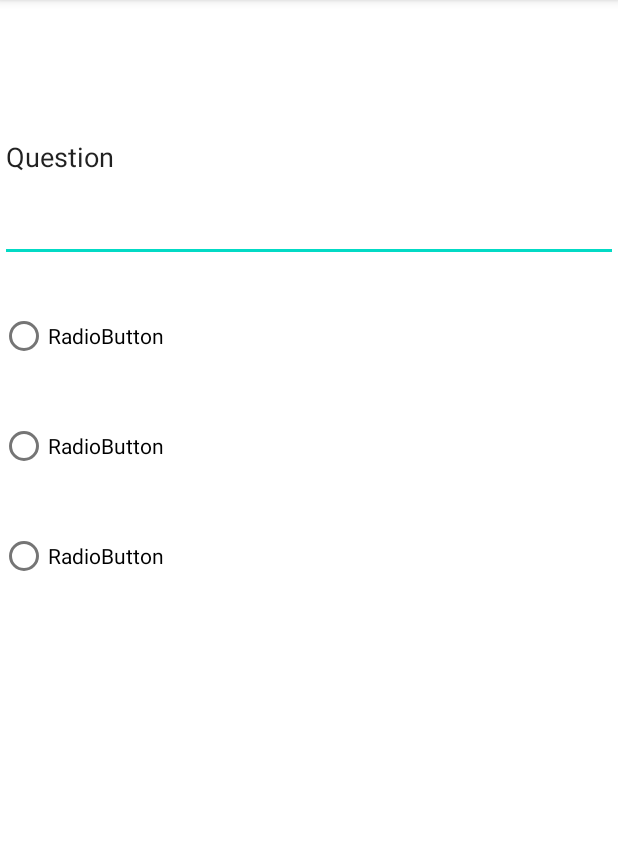
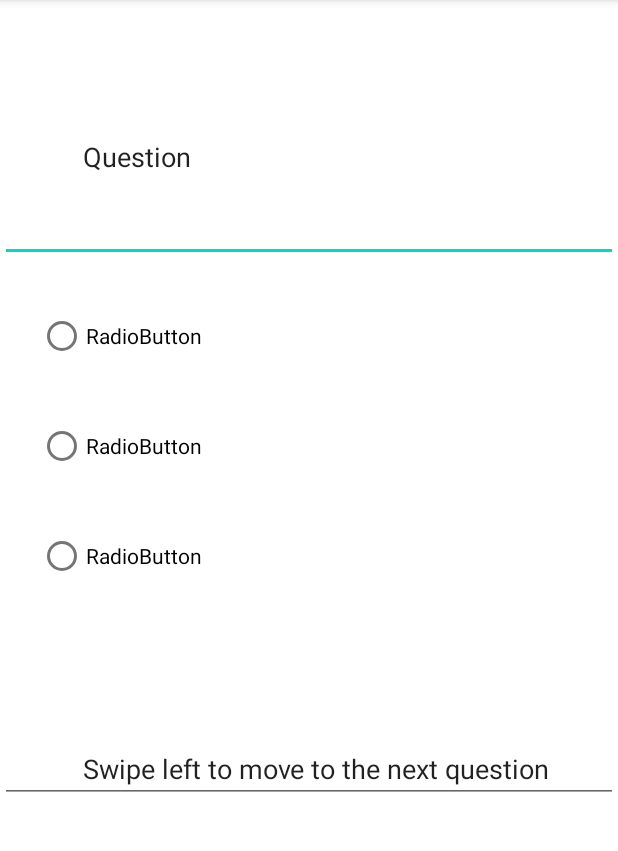
Before and after one commit to alexschepers/Project4, an Android app: the StartQuiz screen opened directly, with no data from a screen before it, on a phone screen of 412 x 824 dp, the part 84-935 px from its top. Run offline under Robolectric (Android 15) with nearby library versions, the phone set to English and light mode, and no system bars.

```diff
--- a/app/src/main/java/edu/uga/cs/project4/QuizResultsRecyclerAdapter.java
+++ b/app/src/main/java/edu/uga/cs/project4/QuizResultsRecyclerAdapter.java
@@ -49,7 +49,7 @@ public class QuizResultsRecyclerAdapter extends RecyclerView.Adapter<QuizResults
     // The position parameter indicates the position on the list of jobs list.
     @Override
     public void onBindViewHolder( CountryHolder holder, int position ) {
-        Country country = countryList.get( position );
+        Quiz country = quizList.get( position );
 
         Log.d( DEBUG_TAG, "onBindViewHolder: " + country );
 
@@ -57,8 +57,8 @@ public class QuizResultsRecyclerAdapter extends RecyclerView.Adapter<QuizResults
 
     @Override
     public int getItemCount() {
-        if( countryList != null )
-            return countryList.size();
+        if( quizList != null )
+            return quizList.size();
         else
             return 0;
     }
--- a/app/src/main/res/layout/activity_start_quiz.xml
+++ b/app/src/main/res/layout/activity_start_quiz.xml
@@ -14,12 +14,14 @@
         android:layout_marginTop="35dp"
         android:ems="10"
         android:inputType="textPersonName"
+        android:paddingLeft="55dp"
         android:text="Question" />
 
     <RadioButton
         android:id="@+id/option1"
         android:layout_width="match_parent"
         android:layout_height="wrap_content"
+        android:layout_marginLeft="25dp"
         android:layout_marginTop="25dp"
         android:text="RadioButton" />
 
@@ -27,6 +29,7 @@
         android:id="@+id/option2"
         android:layout_width="match_parent"
         android:layout_height="wrap_content"
+        android:layout_marginLeft="25dp"
         android:layout_marginTop="25dp"
         android:text="RadioButton" />
 
@@ -34,6 +37,19 @@
         android:id="@+id/option3"
         android:layout_width="match_parent"
         android:layout_height="wrap_content"
+        android:layout_marginLeft="25dp"
         android:layout_marginTop="25dp"
         android:text="RadioButton" />
+
+    <EditText
+        android:id="@+id/next"
+        android:layout_width="match_parent"
+        android:layout_height="wrap_content"
+        android:layout_gravity="center_horizontal"
+        android:layout_marginTop="95dp"
+        android:ems="10"
+        android:gravity="clip_horizontal"
+        android:inputType="textPersonName"
+        android:paddingLeft="55dp"
+        android:text="Swipe left to move to the next question" />
 </LinearLayout>
```
Also changed, not shown: app/src/main/res/layout/activity_view_quiz_results.xml (+14 -1 lines).
